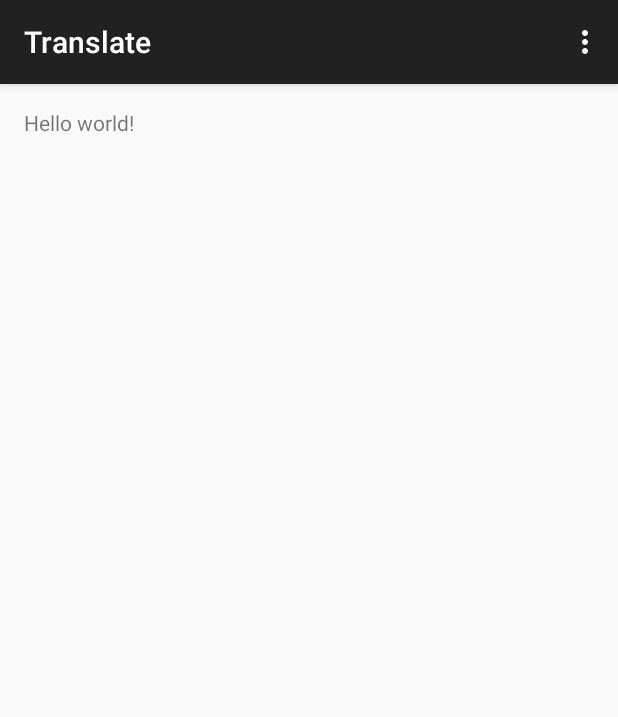
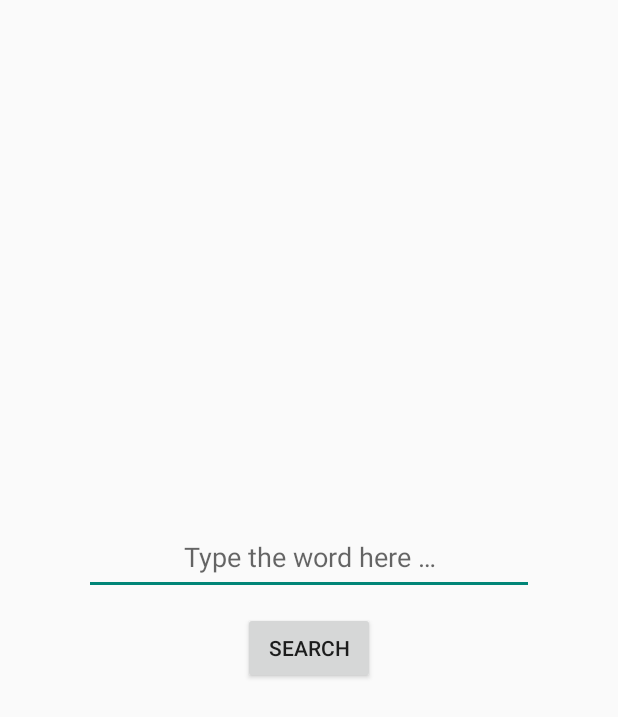
Before and after one commit to baba-beda/translate, an Android app: the screen it shows after launch (SearchActivity), on a phone screen of 412 x 824 dp. Shown: the top 717 px of the screen. Run offline under Robolectric (Android 15) with nearby library versions, the phone set to English and light mode, and no system bars.

```diff
--- a/app/build.gradle
+++ b/app/build.gradle
@@ -22,4 +22,6 @@ android {
 dependencies {
     compile fileTree(dir: 'libs', include: ['*.jar'])
     compile 'com.android.support:appcompat-v7:21.0.3'
+    compile files('libs/slf4j-android-1.6.1-RC1.jar')
+    compile files('libs/flickrj-android-2.1.0.jar')
 }
--- a/app/src/main/java/com/example/daria/translate/SearchActivity.java
+++ b/app/src/main/java/com/example/daria/translate/SearchActivity.java
@@ -1,39 +1,53 @@
 package com.example.daria.translate;
 
+import android.app.Activity;
+import android.app.ProgressDialog;
+import android.content.Context;
+import android.content.Intent;
 import android.support.v7.app.ActionBarActivity;
 import android.os.Bundle;
 import android.view.Menu;
 import android.view.MenuItem;
+import android.view.View;
+import android.view.inputmethod.InputMethodManager;
+import android.widget.Button;
+import android.widget.EditText;
+
+import com.example.daria.translate.Tasks.TranslatorTask;
 
 
-public class SearchActivity extends ActionBarActivity {
+public class SearchActivity extends Activity {
+
+    EditText query;
+    Button search;
+    public static final String QUERY = "query";
+    Context context;
+    InputMethodManager inputMethodManager;
 
     @Override
     protected void onCreate(Bundle savedInstanceState) {
+        inputMethodManager = (InputMethodManager) getSystemService(INPUT_METHOD_SERVICE);
+        context = this;
         super.onCreate(savedInstanceState);
         setContentView(R.layout.activity_search);
+
+
+        search = (Button) findViewById(R.id.search_button);
+        query = (EditText) findViewById(R.id.word_field);
+
+
+        search.setOnClickListener(new Button.OnClickListener() {
+            @Override
+            public void onClick(View v) {
+                String word = query.getText().toString();
+                Intent i = new Intent(context, ResultActivity.class);
+                i.putExtra(QUERY, word);
+                startActivity(i);
+                inputMethodManager.hideSoftInputFromWindow(v.getWindowToken(),
+                        InputMethodManager.RESULT_UNCHANGED_SHOWN);
+            }
+        });
     }
 
 
-    @Override
-    public boolean onCreateOptionsMenu(Menu menu) {
-        // Inflate the menu; this adds items to the action bar if it is present.
-        getMenuInflater().inflate(R.menu.menu_search, menu);
-        return true;
-    }
-
-    @Override
-    public boolean onOptionsItemSelected(MenuItem item) {
-        // Handle action bar item clicks here. The action bar will
-        // automatically handle clicks on the Home/Up button, so long
-        // as you specify a parent activity in AndroidManifest.xml.
-        int id = item.getItemId();
-
-        //noinspection SimplifiableIfStatement
-        if (id == R.id.action_settings) {
-            return true;
-        }
-
-        return super.onOptionsItemSelected(item);
-    }
 }
--- a/app/src/main/res/layout/activity_search.xml
+++ b/app/src/main/res/layout/activity_search.xml
@@ -1,11 +1,27 @@
-<RelativeLayout xmlns:android="http://schemas.android.com/apk/res/android"
+<FrameLayout xmlns:android="http://schemas.android.com/apk/res/android"
     xmlns:tools="http://schemas.android.com/tools" android:layout_width="match_parent"
     android:layout_height="match_parent" android:paddingLeft="@dimen/activity_horizontal_margin"
     android:paddingRight="@dimen/activity_horizontal_margin"
     android:paddingTop="@dimen/activity_vertical_margin"
-    android:paddingBottom="@dimen/activity_vertical_margin" tools:context=".SearchActivity">
+    android:paddingBottom="@dimen/activity_vertical_margin"
+    tools:context=".SearchActivity">
 
-    <TextView android:text="@string/hello_world" android:layout_width="wrap_content"
-        android:layout_height="wrap_content" />
 
-</RelativeLayout>
+    <EditText
+        android:layout_width="300dp"
+        android:layout_height="50dp"
+        android:id="@+id/word_field"
+        android:layout_gravity="center"
+        android:hint="@string/search_hint"
+        android:inputType="textAutoComplete"
+        android:layout_marginBottom="40dp"
+        android:gravity="center" />
+
+    <Button
+        android:layout_width="wrap_content"
+        android:layout_height="wrap_content"
+        android:text="@string/button_text"
+        android:id="@+id/search_button"
+        android:layout_gravity="center"
+        android:layout_marginTop="20dp"/>
+</FrameLayout>
--- a/app/src/main/res/values/strings.xml
+++ b/app/src/main/res/values/strings.xml
@@ -4,5 +4,13 @@
     <string name="app_name">Translate</string>
     <string name="hello_world">Hello world!</string>
     <string name="action_settings">Settings</string>
+    <string name="title_activity_result">Result</string>
+    <string name="search_hint">Type the word here &#8230;</string>
+    <string name="query_example">cat</string>
+    <string name="translation_example">кот</string>
+    <string name="description">Downloaded images</string>
+    <string name="button_text">Search</string>
+    <string name="title_activity_search">What will we search for?</string>
+    <string name="button_text_result">Something else?</string>
 
 </resources>
```
Also changed, not shown: app/src/main/AndroidManifest.xml (+9 -1 lines), app/src/main/java/com/example/daria/translate/ResultActivity.java (+72 -4 lines), app/src/main/java/com/example/daria/translate/Tasks/DownloadImagesTask.java (added, +48 -0 lines), app/src/main/java/com/example/daria/translate/Tasks/TranslatorTask.java (added, +45 -0 lines), app/src/main/res/layout/activity_result.xml (added, +50 -0 lines), app/src/main/res/menu/menu_result.xml (added, +7 -0 lines), app/libs/flickrj-android-2.1.0.jar (added), app/libs/slf4j-android-1.6.1-RC1.jar (added), app/src/main/res/drawable/error.jpg (added), 2 other files.
